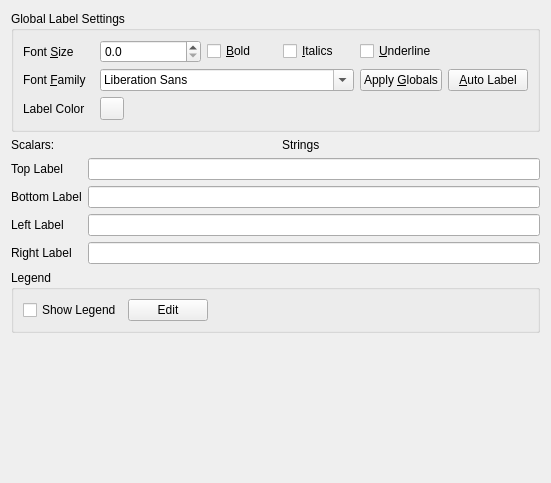
The window that src/libkstapp/labeltab.ui (Kst-plot/kst) describes before a commit, drawn with Qt 5.
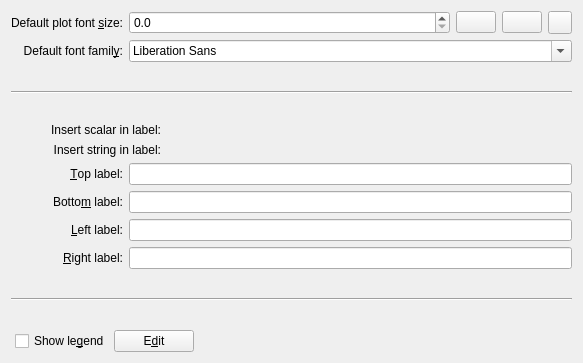
The same window after the commit. Custom widgets are drawn as their Qt base class.

Commit message: Work on the label tab for the plotitem dialog. -change how defaults/overrides work. -put in tab indicators for overriden -fix bugs saving and loading. -change button types. -change layouts. -fix acceloraters and tab order. -probably more stuff.

The edit to the form file:
```diff
--- a/src/libkstapp/labeltab.ui
+++ b/src/libkstapp/labeltab.ui
@@ -5,135 +5,114 @@
    <rect>
     <x>0</x>
     <y>0</y>
-    <width>551</width>
-    <height>483</height>
+    <width>583</width>
+    <height>363</height>
    </rect>
   </property>
   <property name="windowTitle" >
    <string>Form</string>
   </property>
-  <layout class="QVBoxLayout" name="verticalLayout_3" >
-   <item>
-    <widget class="QGroupBox" name="_globalLabelBox" >
-     <property name="title" >
-      <string>Global Label Settings</string>
-     </property>
      <layout class="QGridLayout" name="gridLayout" >
       <item row="0" column="0" >
        <widget class="QLabel" name="_Label_4" >
         <property name="text" >
-         <string>Font &amp;Size</string>
+      <string>Default plot font &amp;size:</string>
+     </property>
+     <property name="alignment" >
+      <set>Qt::AlignRight|Qt::AlignTrailing|Qt::AlignVCenter</set>
         </property>
         <property name="buddy" >
          <cstring>_globalLabelFontSize</cstring>
         </property>
        </widget>
       </item>
-      <item row="0" column="1" colspan="2" >
+   <item row="0" column="1" colspan="3" >
        <widget class="QDoubleSpinBox" name="_globalLabelFontSize" >
         <property name="decimals" >
          <number>1</number>
         </property>
        </widget>
       </item>
-      <item row="0" column="3" >
-       <widget class="QCheckBox" name="_globalLabelBold" >
-        <property name="text" >
-         <string>&amp;Bold</string>
-        </property>
-       </widget>
-      </item>
       <item row="0" column="4" >
-       <widget class="QCheckBox" name="_globalLabelItalic" >
-        <property name="text" >
-         <string>&amp;Italics</string>
+    <widget class="QPushButton" name="_globalLabelBold" >
+     <property name="sizePolicy" >
+      <sizepolicy vsizetype="Fixed" hsizetype="Fixed" >
+       <horstretch>0</horstretch>
+       <verstretch>0</verstretch>
+      </sizepolicy>
+     </property>
+     <property name="iconSize" >
+      <size>
+       <width>22</width>
+       <height>22</height>
+      </size>
+     </property>
+     <property name="shortcut" >
+      <string>Alt+B</string>
+     </property>
+     <property name="checkable" >
+      <bool>true</bool>
         </property>
        </widget>
       </item>
       <item row="0" column="5" >
-       <widget class="QCheckBox" name="_globalLabelUnderline" >
-        <property name="text" >
-         <string>&amp;Underline</string>
+    <widget class="QPushButton" name="_globalLabelItalic" >
+     <property name="sizePolicy" >
+      <sizepolicy vsizetype="Fixed" hsizetype="Fixed" >
+       <horstretch>0</horstretch>
+       <verstretch>0</verstretch>
+      </sizepolicy>
+     </property>
+     <property name="iconSize" >
+      <size>
+       <width>22</width>
+       <height>22</height>
+      </size>
+     </property>
+     <property name="shortcut" >
+      <string>Alt+I</string>
+     </property>
+     <property name="checkable" >
+      <bool>true</bool>
         </property>
        </widget>
       </item>
       <item row="1" column="0" >
        <widget class="QLabel" name="_Label_7" >
         <property name="text" >
-         <string>Font &amp;Family</string>
+      <string>Default font famil&amp;y:</string>
+     </property>
+     <property name="alignment" >
+      <set>Qt::AlignRight|Qt::AlignTrailing|Qt::AlignVCenter</set>
         </property>
         <property name="buddy" >
          <cstring>_globalLabelFontFamily</cstring>
         </property>
        </widget>
       </item>
-      <item row="1" column="1" colspan="4" >
+   <item row="1" column="1" colspan="6" >
        <widget class="QFontComboBox" name="_globalLabelFontFamily" />
       </item>
-      <item row="1" column="5" >
-       <widget class="QPushButton" name="_applyGlobalsButton" >
-        <property name="text" >
-         <string>Apply &amp;Globals</string>
-        </property>
-       </widget>
-      </item>
-      <item row="1" column="6" >
-       <widget class="QPushButton" name="_autoLabel" >
-        <property name="text" >
-         <string>&amp;Auto Label</string>
-        </property>
-       </widget>
-      </item>
-      <item row="2" column="0" >
-       <widget class="QLabel" name="label_3" >
-        <property name="text" >
-         <string>Label Color</string>
-        </property>
-       </widget>
-      </item>
-      <item row="2" column="1" >
-       <widget class="Kst::ColorButton" name="_globalLabelColor" />
-      </item>
-      <item row="2" column="2" colspan="2" >
-       <spacer name="horizontalSpacer" >
+   <item row="2" column="0" colspan="7" >
+    <widget class="Line" name="line_2" >
+     <property name="sizePolicy" >
+      <sizepolicy vsizetype="Expanding" hsizetype="Minimum" >
+       <horstretch>0</horstretch>
+       <verstretch>0</verstretch>
+      </sizepolicy>
+     </property>
         <property name="orientation" >
          <enum>Qt::Horizontal</enum>
         </property>
-        <property name="sizeHint" stdset="0" >
-         <size>
-          <width>131</width>
-          <height>20</height>
-         </size>
-        </property>
-       </spacer>
-      </item>
-     </layout>
-     <zorder>_Label_4</zorder>
-     <zorder>_globalLabelFontSize</zorder>
-     <zorder>_globalLabelBold</zorder>
-     <zorder>_globalLabelItalic</zorder>
-     <zorder>_globalLabelUnderline</zorder>
-     <zorder>_Label_7</zorder>
-     <zorder>_globalLabelFontFamily</zorder>
-     <zorder>_applyGlobalsButton</zorder>
-     <zorder>_autoLabel</zorder>
-     <zorder>label_3</zorder>
-     <zorder>_globalLabelColor</zorder>
-     <zorder></zorder>
     </widget>
    </item>
-   <item>
-    <layout class="QHBoxLayout" name="horizontalLayout" >
-     <item>
+   <item row="3" column="0" colspan="2" >
       <widget class="QLabel" name="TextLabel1_2_2_2" >
-       <property name="sizePolicy" >
-        <sizepolicy vsizetype="Fixed" hsizetype="Fixed" >
-         <horstretch>0</horstretch>
-         <verstretch>0</verstretch>
-        </sizepolicy>
-       </property>
        <property name="text" >
-        <string>Scalars:</string>
+      <string>Insert scalar in label:</string>
+     </property>
+     <property name="alignment" >
+      <set>Qt::AlignRight|Qt::AlignTrailing|Qt::AlignVCenter</set>
        </property>
        <property name="wordWrap" >
         <bool>false</bool>
@@ -143,19 +122,16 @@
        </property>
       </widget>
      </item>
-     <item>
+   <item row="3" column="2" colspan="5" >
       <widget class="Kst::ScalarSelector" native="1" name="_scalars" />
      </item>
-     <item>
+   <item row="4" column="0" colspan="2" >
       <widget class="QLabel" name="TextLabel1_2_2_3" >
-       <property name="sizePolicy" >
-        <sizepolicy vsizetype="Fixed" hsizetype="Fixed" >
-         <horstretch>0</horstretch>
-         <verstretch>0</verstretch>
-        </sizepolicy>
-       </property>
        <property name="text" >
-        <string>Strings</string>
+      <string>Insert string in label:</string>
+     </property>
+     <property name="alignment" >
+      <set>Qt::AlignRight|Qt::AlignTrailing|Qt::AlignVCenter</set>
        </property>
        <property name="wordWrap" >
         <bool>false</bool>
@@ -165,112 +141,135 @@
        </property>
       </widget>
      </item>
-     <item>
+   <item row="4" column="2" colspan="5" >
       <widget class="Kst::StringSelector" native="1" name="_strings" />
      </item>
-    </layout>
-   </item>
-   <item>
-    <layout class="QHBoxLayout" name="horizontalLayout_2" >
-     <item>
-      <layout class="QVBoxLayout" name="verticalLayout_2" >
-       <item>
+   <item row="5" column="0" >
         <widget class="QLabel" name="_Label_13" >
          <property name="text" >
-          <string>Top Label</string>
-         </property>
-        </widget>
-       </item>
-       <item>
-        <widget class="QLabel" name="_Label_14" >
-         <property name="text" >
-          <string>Bottom Label</string>
-         </property>
-        </widget>
-       </item>
-       <item>
-        <widget class="QLabel" name="_Label_15" >
-         <property name="text" >
-          <string>Left Label</string>
+      <string>&amp;Top label:</string>
+     </property>
+     <property name="alignment" >
+      <set>Qt::AlignRight|Qt::AlignTrailing|Qt::AlignVCenter</set>
+     </property>
+     <property name="buddy" >
+      <cstring>_topLabelText</cstring>
          </property>
         </widget>
        </item>
-       <item>
-        <widget class="QLabel" name="_Label_16" >
-         <property name="text" >
-          <string>Right Label</string>
-         </property>
-        </widget>
-       </item>
-      </layout>
-     </item>
-     <item>
-      <layout class="QVBoxLayout" name="verticalLayout" >
-       <item>
+   <item row="5" column="1" colspan="6" >
          <widget class="Kst::LabelLineEdit" name="_topLabelText" />
        </item>
-       <item>
+   <item row="6" column="0" >
+    <widget class="QLabel" name="_Label_14" >
+     <property name="text" >
+      <string>Botto&amp;m label:</string>
+     </property>
+     <property name="alignment" >
+      <set>Qt::AlignRight|Qt::AlignTrailing|Qt::AlignVCenter</set>
+     </property>
+     <property name="buddy" >
+      <cstring>_bottomLabelText</cstring>
+     </property>
+    </widget>
+   </item>
+   <item row="6" column="1" colspan="6" >
          <widget class="Kst::LabelLineEdit" name="_bottomLabelText" />
        </item>
-       <item>
+   <item row="7" column="0" >
+    <widget class="QLabel" name="_Label_15" >
+     <property name="text" >
+      <string>&amp;Left label:</string>
+     </property>
+     <property name="alignment" >
+      <set>Qt::AlignRight|Qt::AlignTrailing|Qt::AlignVCenter</set>
+     </property>
+     <property name="buddy" >
+      <cstring>_leftLabelText</cstring>
+     </property>
+    </widget>
+   </item>
+   <item row="7" column="1" colspan="6" >
          <widget class="Kst::LabelLineEdit" name="_leftLabelText" />
        </item>
-       <item>
+   <item row="8" column="0" >
+    <widget class="QLabel" name="_Label_16" >
+     <property name="text" >
+      <string>&amp;Right label:</string>
+     </property>
+     <property name="alignment" >
+      <set>Qt::AlignRight|Qt::AlignTrailing|Qt::AlignVCenter</set>
+     </property>
+     <property name="buddy" >
+      <cstring>_rightLabelText</cstring>
+     </property>
+    </widget>
+   </item>
+   <item row="8" column="1" colspan="6" >
          <widget class="Kst::LabelLineEdit" name="_rightLabelText" />
        </item>
-      </layout>
-     </item>
-    </layout>
-   </item>
+   <item row="9" column="0" colspan="7" >
+    <widget class="Line" name="line" >
+     <property name="sizePolicy" >
+      <sizepolicy vsizetype="Expanding" hsizetype="Minimum" >
+       <horstretch>0</horstretch>
+       <verstretch>0</verstretch>
+      </sizepolicy>
+     </property>
+     <property name="orientation" >
+      <enum>Qt::Horizontal</enum>
+     </property>
+    </widget>
+   </item>
+   <item rowspan="2" row="10" column="0" colspan="3" >
+    <layout class="QHBoxLayout" name="horizontalLayout_3" >
+     <property name="spacing" >
+      <number>0</number>
+     </property>
    <item>
-    <widget class="QGroupBox" name="_legendGroupBox" >
-     <property name="title" >
-      <string>Legend</string>
-     </property>
-     <layout class="QGridLayout" >
-      <item row="0" column="0" >
        <widget class="QCheckBox" name="_showLegend" >
+       <property name="sizePolicy" >
+        <sizepolicy vsizetype="Fixed" hsizetype="Fixed" >
+         <horstretch>0</horstretch>
+         <verstretch>0</verstretch>
+        </sizepolicy>
+       </property>
         <property name="text" >
-         <string>Show Legend</string>
+        <string>Show le&amp;gend</string>
         </property>
        </widget>
       </item>
-      <item row="0" column="2" >
+     <item>
        <widget class="QPushButton" name="_editLegendContents" >
+       <property name="sizePolicy" >
+        <sizepolicy vsizetype="Fixed" hsizetype="Fixed" >
+         <horstretch>0</horstretch>
+         <verstretch>0</verstretch>
+        </sizepolicy>
+       </property>
         <property name="text" >
-         <string>Edit</string>
+        <string>E&amp;dit</string>
         </property>
        </widget>
       </item>
-      <item row="0" column="3" >
-       <spacer>
-        <property name="orientation" >
-         <enum>Qt::Horizontal</enum>
-        </property>
-        <property name="sizeHint" stdset="0" >
-         <size>
-          <width>40</width>
-          <height>20</height>
-         </size>
-        </property>
-       </spacer>
-      </item>
-     </layout>
-    </widget>
+    </layout>
    </item>
-   <item>
+   <item row="11" column="3" colspan="4" >
     <spacer>
      <property name="orientation" >
-      <enum>Qt::Vertical</enum>
+      <enum>Qt::Horizontal</enum>
      </property>
      <property name="sizeHint" stdset="0" >
       <size>
-       <width>372</width>
-       <height>108</height>
+       <width>376</width>
+       <height>0</height>
       </size>
      </property>
     </spacer>
    </item>
+   <item row="0" column="6" >
+    <widget class="Kst::ColorButton" name="_globalLabelColor" />
+   </item>
   </layout>
  </widget>
  <customwidgets>
```
Left out of the diff: 10 changed lines with no effect on the pictures. Lines whose indentation alone changed are shown as unchanged. The commit also changes 16 other files.
